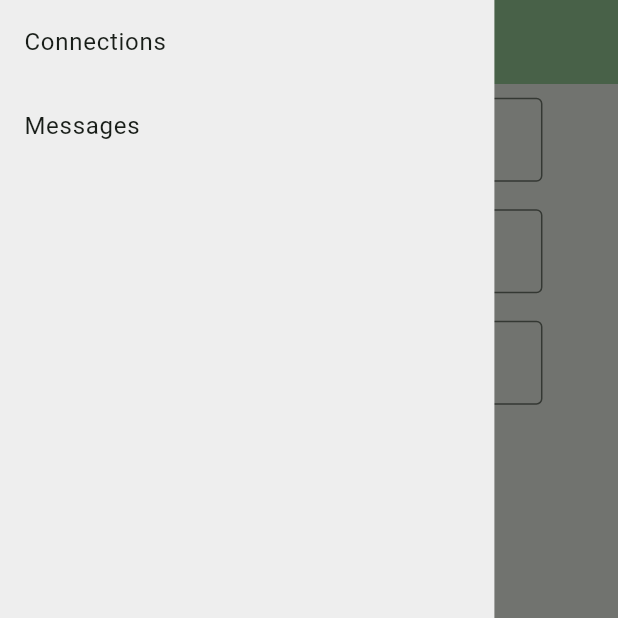
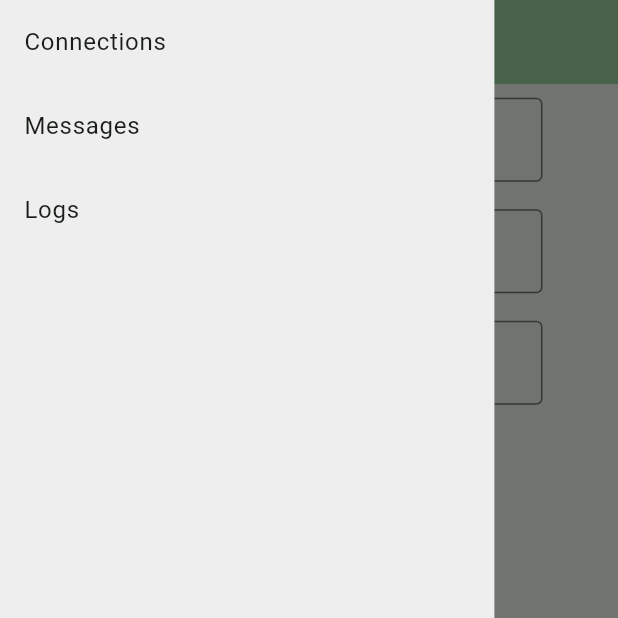
Before and after one commit to lazoolo/mquack, a Flutter app: the screen it shows after launch, with the side drawer open, on a phone screen of 412 x 824 dp, the top half of it. Run offline on Flutter 3.47's test engine with Material 3 defaults, Android fonts, the phone set to English and light mode, and no system bars; our stand-ins replace flutter_screenutil; missing offline and left inert: mqtt_client.

Commit message:
logs page added

```diff
--- a/lib/main.dart
+++ b/lib/main.dart
@@ -6,10 +6,12 @@ import 'mqttmanager.dart';
 import 'package:logging/logging.dart';
 import 'package:flutter_screenutil/flutter_screenutil.dart';
 import 'package:flutter/services.dart';
+import 'logs.dart';
 
 final _logger = Logger('Main');
 
 void main() {
+  final logManager = LogManager();
   Logger.root.level =
       Level.ALL; // Set this level to control which log messages to show
   Logger.root.onRecord.listen((record) {
@@ -27,6 +29,7 @@ void main() {
         ChangeNotifierProvider<ConnectionManager>.value(
             value: mqttManager.connectionManager),
         Provider<MqttManager>.value(value: mqttManager), // Provide MqttManager
+        Provider<LogManager>.value(value: logManager), // Add this line
       ],
       child: MyApp(),
     ),
@@ -55,6 +58,7 @@ class MyApp extends StatelessWidget {
       routes: {
         '/connections': (context) => MyHomePage(),
         '/messages': (context) => MessageListPage(),
+        '/logs': (context) => LogsPage(),
       },
     );
   }
--- a/lib/mqttmanager.dart
+++ b/lib/mqttmanager.dart
@@ -83,7 +83,7 @@ class MqttManager {
 
   Future<void> subscribeToAllTopics() async {
     _logger.info('Subscribing to all topics');
-    client!.subscribe('#', MqttQos.atMostOnce);
+    client!.subscribe('testtopic/#', MqttQos.atMostOnce);
   }
 }
 
--- a/lib/navigation.dart
+++ b/lib/navigation.dart
@@ -8,7 +8,7 @@ class CustomBottomNavigationBar extends StatelessWidget {
   @override
   Widget build(BuildContext context) {
     return BottomNavigationBar(
-      currentIndex: currentIndex,
+      currentIndex: (currentIndex >= 0 && currentIndex <= 1) ? currentIndex : 0,
       items: const <BottomNavigationBarItem>[
         BottomNavigationBarItem(
           icon: Icon(Icons.home),
@@ -73,6 +73,12 @@ class ResponsiveLayout extends StatelessWidget {
                         Navigator.pushReplacementNamed(context, '/messages');
                       },
                     ),
+                    ListTile(
+                      title: Text('Logs'),
+                      onTap: () {
+                        Navigator.pushReplacementNamed(context, '/logs');
+                      },
+                    ),
                   ],
                 ),
               ),
@@ -117,6 +123,12 @@ class ResponsiveLayout extends StatelessWidget {
                                 context, '/messages');
                           },
                         ),
+                        ListTile(
+                          title: Text('Logs'),
+                          onTap: () {
+                            Navigator.pushReplacementNamed(context, '/logs');
+                          },
+                        ),
                       ],
                     ),
                   ),
```
Also changed, not shown: lib/logs.dart (added, +55 -0 lines).
